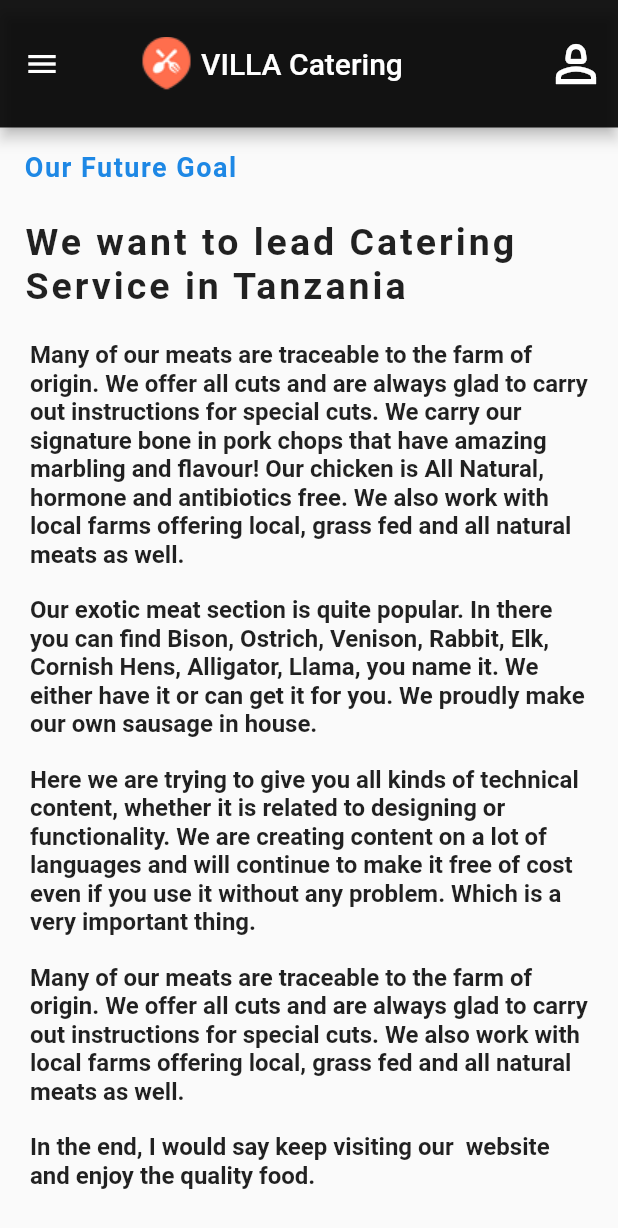
After one commit to dnspascal/catering-app, a Flutter app: the ContactUs screen opened directly, on a phone screen of 412 x 824 dp. The commit adds this screen. Shown: the top 1228 px of the screen. Run offline on Flutter 3.47's test engine with Material 2 defaults, Android fonts, the light colour scheme and no system bars.

Commit message:
contactUs page

```diff
--- a/lib/customizable_widgets/MyDrawer.dart
+++ b/lib/customizable_widgets/MyDrawer.dart
@@ -1,4 +1,5 @@
 import 'package:catering_app/pages/about_us.dart';
+import 'package:catering_app/pages/contact_page.dart';
 import 'package:catering_app/pages/home_page.dart';
 import 'package:catering_app/pages/menu_page.dart';
 import 'package:catering_app/pages/payment.dart';
@@ -153,7 +154,7 @@ class MyDrawer extends StatelessWidget {
                  InkWell(
                   onTap: () {
                     Navigator.push(context,
-                        MaterialPageRoute(builder: (_) => const AboutUs()));
+                        MaterialPageRoute(builder: (_) => const ContactUs()));
                   },
                   child: Padding(
                     padding: const EdgeInsets.all(10.0),
--- /dev/null
+++ b/lib/pages/contact_page.dart
@@ -0,0 +1,98 @@
+import 'package:flutter/material.dart';
+import '../customizable_widgets/MyAppBar.dart';
+import '../customizable_widgets/MyDrawer.dart';
+
+class ContactUs extends StatelessWidget {
+  const ContactUs({super.key});
+  @override
+  Widget build(BuildContext context) {
+    return Scaffold(
+        appBar: const PreferredSize(
+            preferredSize: Size.fromHeight(85), child: MyAppBar()),
+        drawer: const MyDrawer(),
+        body: SingleChildScrollView(
+          child: Padding(
+            padding: const EdgeInsets.all(16.0),
+            child: Column(
+              crossAxisAlignment: CrossAxisAlignment.start,
+              children: [
+
+                Text(
+                  "Our Future Goal",
+                  style: TextStyle(
+                      letterSpacing: 1.0,
+                      color: Colors.blue[600],
+                      fontWeight: FontWeight.bold,
+                      fontSize: 18.0),
+                ),
+                const SizedBox(
+                  height: 25.0,
+                ),
+                const Text(
+                  "We want to lead Catering Service in Tanzania",
+                  style: TextStyle(
+                      color: Colors.black87,
+                      letterSpacing: 2.0,
+                      fontSize: 25.0,
+                      fontWeight: FontWeight.bold),
+                ),
+                const SizedBox(
+                  height: 18.0,
+                ),
+                const Padding(
+                  padding: EdgeInsets.all(4.0),
+                  child: Text(
+                      "Many of our meats are traceable to the farm of origin. We offer all cuts and are always glad to carry out instructions for special cuts. We carry our signature bone in pork chops that have amazing marbling and flavour! Our chicken is All Natural, hormone and antibiotics free. We also work with local farms offering local, grass fed and all natural meats as well. ",
+
+                      style:
+                          TextStyle(fontWeight: FontWeight.bold, fontSize: 16.0)),
+                ),
+                const SizedBox(
+                  height: 10.0,
+                ),
+                const Padding(
+                  padding: EdgeInsets.all(4.0),
+                  child: Text(
+                      "Our exotic meat section is quite popular. In there you can find Bison, Ostrich, Venison, Rabbit, Elk, Cornish Hens, Alligator, Llama, you name it. We either have it or can get it for you. We proudly make our own sausage in house."
+                  ,
+                       style:
+                          TextStyle(fontWeight: FontWeight.bold, fontSize: 16.0)),
+                ),
+                const SizedBox(
+                  height: 10.0,
+                ),
+                const Padding(
+                  padding: EdgeInsets.all(4.0),
+                  child: Text(
+                      "Here we are trying to give you all kinds of technical content, whether it is related to designing or functionality. We are creating content on a lot of languages and will continue to make it free of cost even if you use it without any problem. Which is a very important thing."
+                  ,
+                       style:
+                          TextStyle(fontWeight: FontWeight.bold, fontSize: 16.0)),
+                ),
+                const SizedBox(
+                  height: 10.0,
+                ),
+                const Padding(
+                  padding: EdgeInsets.all(4.0),
+                  child: Text(
+                      "Many of our meats are traceable to the farm of origin. We offer all cuts and are always glad to carry out instructions for special cuts. We also work with local farms offering local, grass fed and all natural meats as well."
+                  ,
+                       style:
+                          TextStyle(fontWeight: FontWeight.bold, fontSize: 16.0)),
+                ),
+                const SizedBox(
+                  height: 10.0,
+                ),
+                const Padding(
+                  padding: EdgeInsets.all(4.0),
+                  child: Text(
+                      "In the end, I would say keep visiting our  website and enjoy the quality food. "
+                  ,
+                       style:
+                          TextStyle(fontWeight: FontWeight.bold, fontSize: 16.0)),
+                ),
+              ],            ),
+          ),
+        ));
+  }
+}
```
